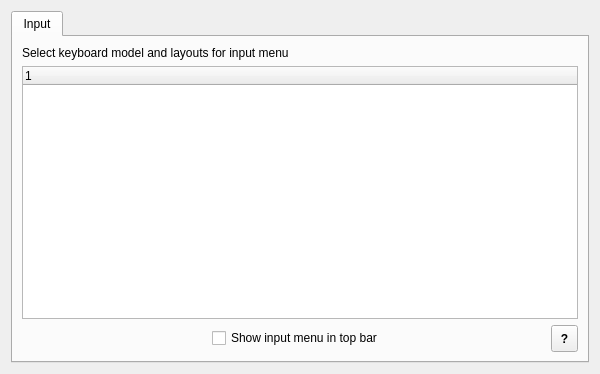
First picture: the form in syspref/forms/international.ui, repository admiral0/Antico-Deluxe, before the edit.
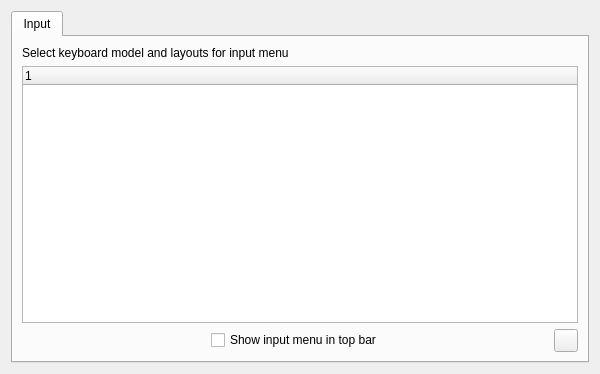
Second picture: the form after the edit. Icons and pictures are not drawn. Custom widgets are drawn as their Qt base class.

Commit message: syspref.app now uses some cool buttons from amelib

Patch:
```diff
--- a/syspref/forms/international.ui
+++ b/syspref/forms/international.ui
@@ -73,7 +73,7 @@
            </property>
            <property name="sizeHint" stdset="0">
             <size>
-             <width>27</width>
+             <width>23</width>
              <height>20</height>
             </size>
            </property>
@@ -119,39 +119,7 @@
           </spacer>
          </item>
          <item>
-          <widget class="QToolButton" name="helpBtn">
-           <property name="minimumSize">
-            <size>
-             <width>27</width>
-             <height>27</height>
-            </size>
-           </property>
-           <property name="maximumSize">
-            <size>
-             <width>27</width>
-             <height>27</height>
-            </size>
-           </property>
-           <property name="font">
-            <font>
-             <weight>75</weight>
-             <bold>true</bold>
-            </font>
-           </property>
-           <property name="text">
-            <string>?</string>
-           </property>
-           <property name="icon">
-            <iconset resource="../syspref.qrc">
-             <normaloff>:/icons/tool/question.png</normaloff>:/icons/tool/question.png</iconset>
-           </property>
-           <property name="iconSize">
-            <size>
-             <width>12</width>
-             <height>12</height>
-            </size>
-           </property>
-          </widget>
+          <widget class="AmeHelpButton" name="helpBtn"/>
          </item>
         </layout>
        </item>
@@ -161,6 +129,13 @@
    </item>
   </layout>
  </widget>
+ <customwidgets>
+  <customwidget>
+   <class>AmeHelpButton</class>
+   <extends>QToolButton</extends>
+   <header>HelpButton</header>
+  </customwidget>
+ </customwidgets>
  <resources>
   <include location="../syspref.qrc"/>
  </resources>
```
The commit also changes 10 other files.
